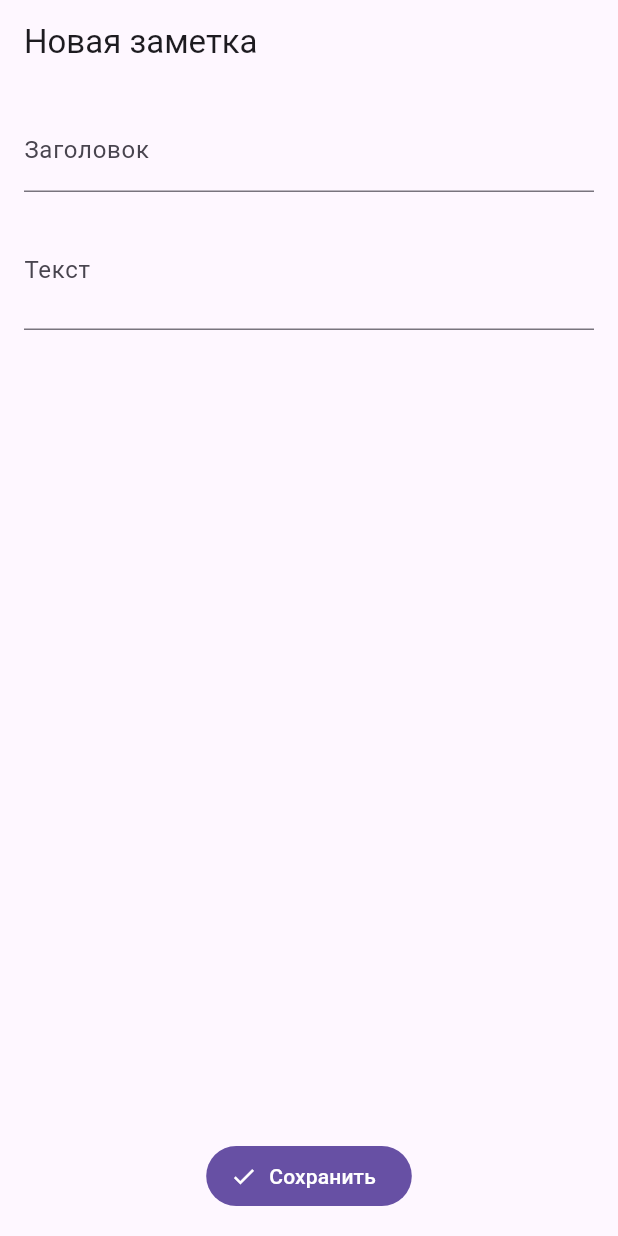
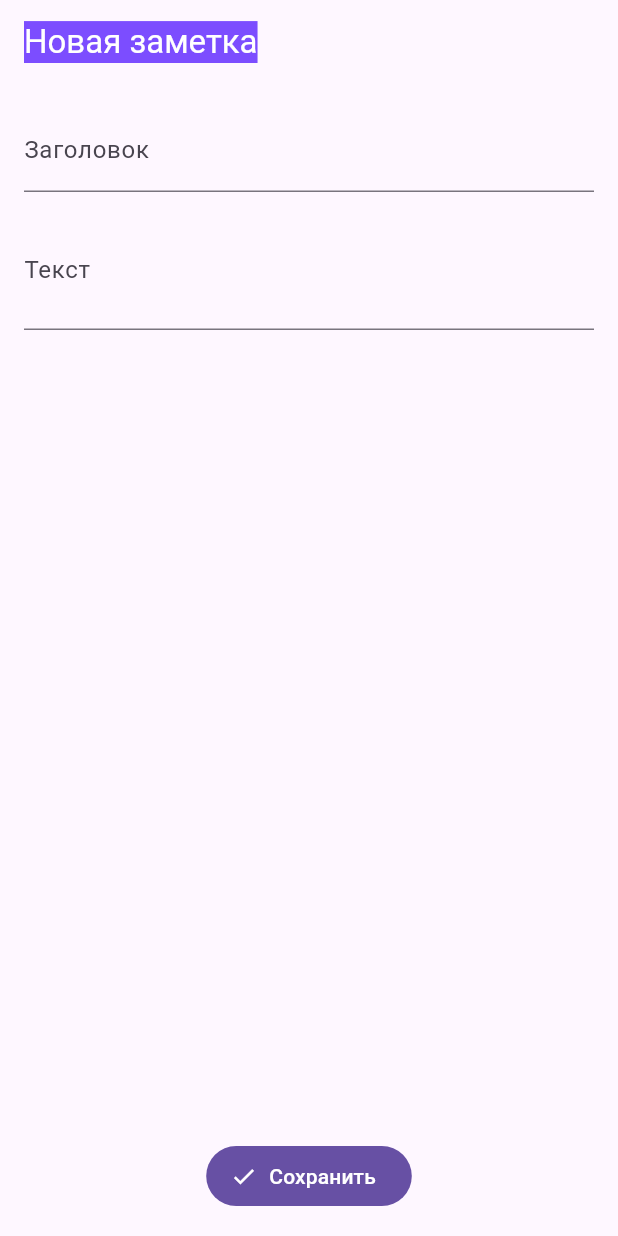
Before and after one commit to Kirus1930/PKS_Task_5, a Flutter app: the EditNotePage screen opened directly, on a phone screen of 412 x 824 dp. Run offline on Flutter 3.47's test engine with Material 3 defaults, Android fonts, the phone set to English and light mode, and no system bars.

Commit message:
Update edit_note_page.dart

```diff
--- a/flutter_simple_notes_eremin/lib/edit_note_page.dart
+++ b/flutter_simple_notes_eremin/lib/edit_note_page.dart
@@ -33,7 +33,15 @@ class _EditNotePageState extends State<EditNotePage> {
   Widget build(BuildContext context) {
     final isEdit = widget.existing != null;
     return Scaffold(
-      appBar: AppBar(title: Text(isEdit ? 'Редактировать' : 'Новая заметка')),
+      appBar: AppBar(
+        title: Text(
+          isEdit ? 'Редактировать' : 'Новая заметка',
+          style: TextStyle(
+            backgroundColor: Colors.deepPurpleAccent,
+            color: Colors.white,
+          ),
+        ),
+      ),
       body: Padding(
         padding: EdgeInsets.all(16),
         child: Form(
@@ -50,7 +58,7 @@ class _EditNotePageState extends State<EditNotePage> {
                 initialValue: _body,
                 decoration: const InputDecoration(labelText: 'Текст'),
                 minLines: 2,
-                maxLines: 6,
+                maxLines: 8,
                 onSaved: (v) => _body = v!.trim(),
                 validator: (v) => (v == null || v.trim().isEmpty)
                     ? 'Введите текст заметки'
```
